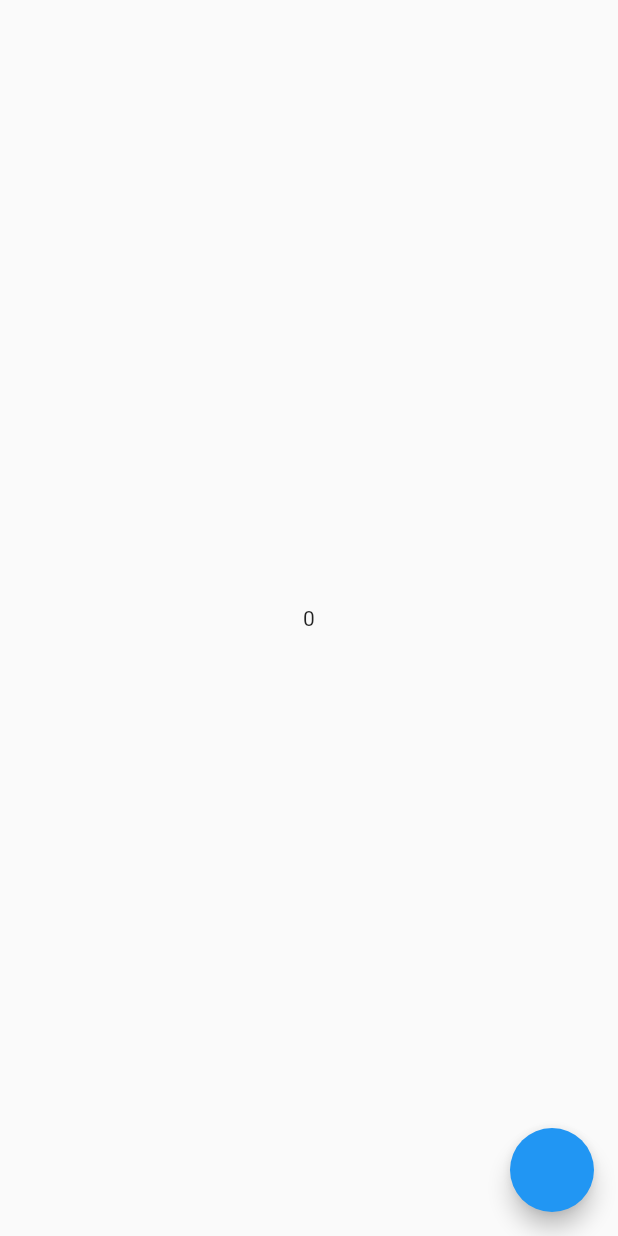
After one commit to boranpek/state_management, a Flutter app: the screen it shows after launch, on a phone screen of 412 x 824 dp. The commit adds this screen. Run offline on Flutter 3.47's test engine with Material 2 defaults, Android fonts, the phone set to English and light mode, and no system bars; our stand-ins replace bloc, flutter_bloc, flutter_mobx, mobx; generated files the repository leaves out were written again.

Commit message:
implement mobx counter example

```diff
--- /dev/null
+++ b/lib/counter_mobx/counter_mobx_view.dart
@@ -0,0 +1,32 @@
+import 'package:flutter/material.dart';
+import 'package:flutter_mobx/flutter_mobx.dart';
+import 'package:state_management/counter_mobx/counter_mobx_view_model.dart';
+
+class CounterMobxView extends StatelessWidget {
+  final _viewModel = CounterMobxViewModel();
+  @override
+  Widget build(BuildContext context) {
+    return Scaffold(
+      floatingActionButton: Observer(builder: (context) {
+        return FloatingActionButton(onPressed: () {
+          _viewModel.increment();
+          if (_viewModel.isIncremented) {
+            Scaffold.of(context).showSnackBar(SnackBar(content: Text('Incremented!')));
+          }
+        });
+      }),
+      body: Center(
+        child: Column(
+          mainAxisAlignment: MainAxisAlignment.center,
+          children: [
+            GestureDetector(onTap: () {
+              _viewModel.decrement();
+            }, child: Observer(builder: (_) {
+              return Text(_viewModel.counter.toString());
+            })),
+          ],
+        ),
+      ),
+    );
+  }
+}
--- a/lib/main.dart
+++ b/lib/main.dart
@@ -1,6 +1,7 @@
 import 'package:flutter/material.dart';
 import 'package:flutter_bloc/flutter_bloc.dart';
 import 'package:state_management/catBloc/bloc_cats_view.dart';
+import 'package:state_management/counter_mobx/counter_mobx_view.dart';
 import 'package:state_management/cubit/counter/counter_view.dart';
 import 'package:state_management/cubit/counter/cubit/counter_cubit.dart';
 import 'package:state_management/catMobx/cat_view.dart';
@@ -12,7 +13,7 @@ class MyApp extends StatelessWidget {
   Widget build(BuildContext context) {
     return BlocProvider(
       create: (context) => CounterCubit(),
-      child: MaterialApp(title: 'Material App', home: CounterView()),
+      child: MaterialApp(title: 'Material App', home: CounterMobxView()),
     );
   }
 }
```
Also changed, not shown: lib/counter_mobx/counter_mobx_view_model.dart (added, +23 -0 lines), lib/counter_mobx/counter_mobx_view_model.g.dart (added).
